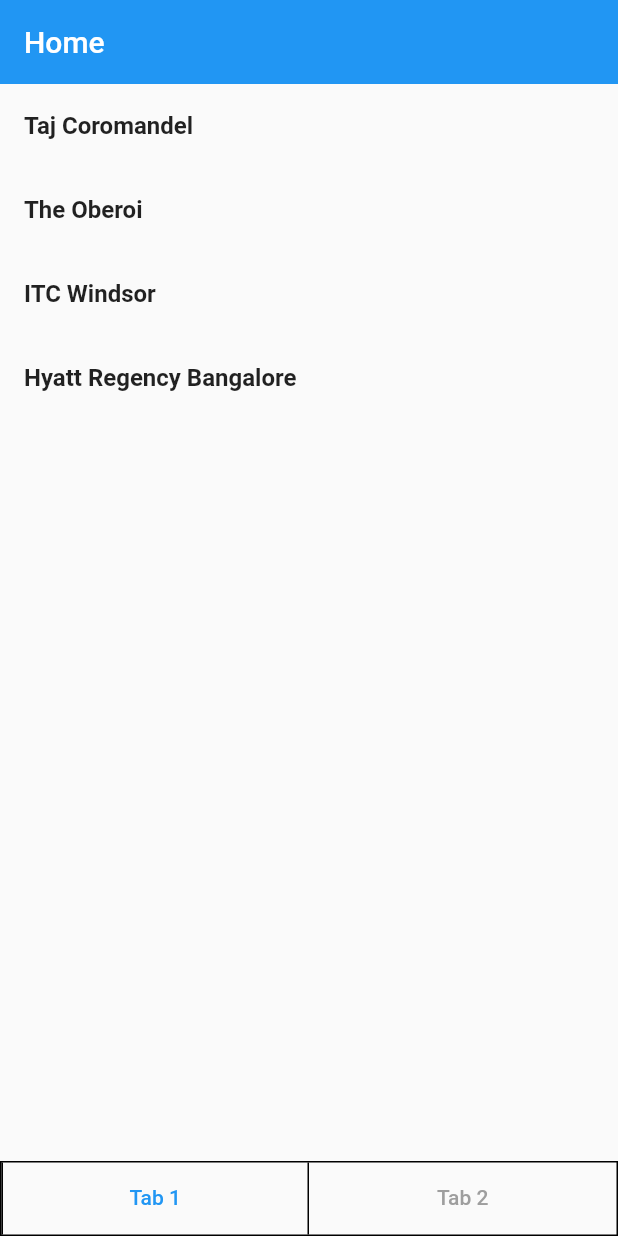
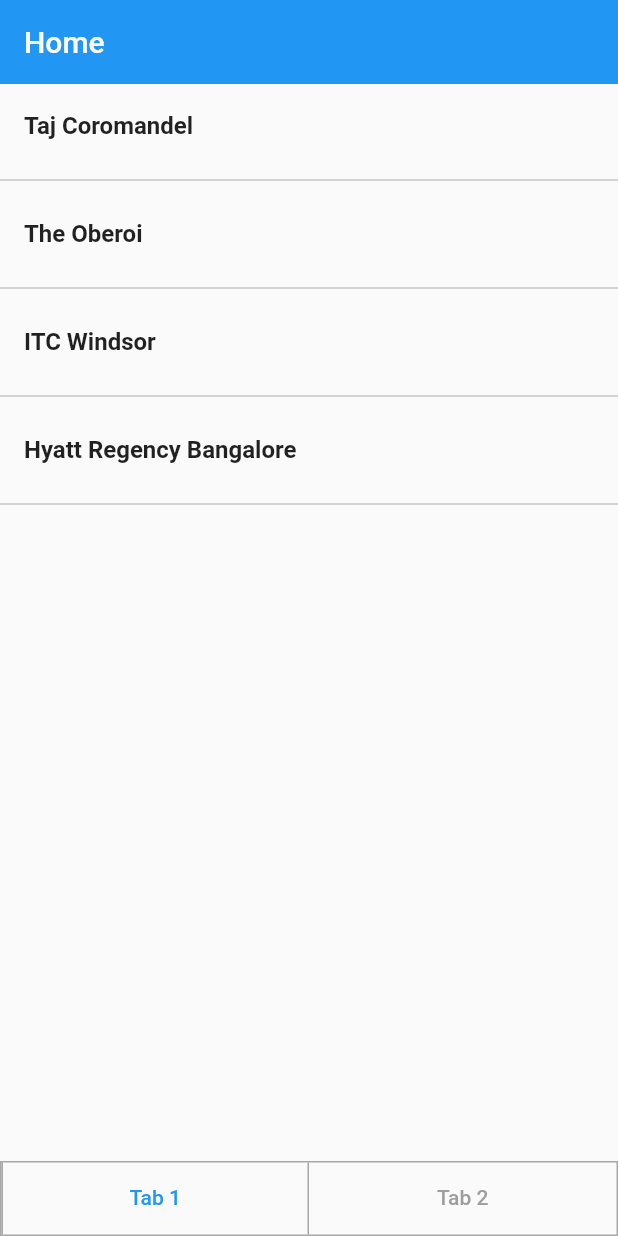
Before and after one commit to n1h41/masala_box, a Flutter app: the screen it shows after launch, on a phone screen of 412 x 824 dp. Run offline on Flutter 3.47's test engine with Material 2 defaults, Android fonts, the phone set to English and light mode, and no system bars; our stand-ins replace dartz, flutter_hooks, flutter_screenutil, freezed_annotation, get, hooks_riverpod and 1 more; generated files the repository leaves out were written again.

Commit message:
added the git repo link to readme, added separator for the listview, changed tabbar border color

```diff
--- a/lib/feautres/home/presentation/views/home_view.dart
+++ b/lib/feautres/home/presentation/views/home_view.dart
@@ -52,15 +52,23 @@
         ],
       ),
       bottomNavigationBar: Container(
-        decoration: BoxDecoration(border: Border.all(color: Colors.black)),
+        decoration: BoxDecoration(
+          border: Border.all(
+            color: Colors.grey.withOpacity(0.9),
+          ),
+        ),
         child: TabBar(
           dividerColor: Colors.black,
           controller: tabController,
           overlayColor: MaterialStateProperty.all(Colors.lightBlueAccent),
-          indicator: const BoxDecoration(
+          indicator: BoxDecoration(
             border: Border(
-              left: BorderSide(color: Colors.black),
-              right: BorderSide(color: Colors.black),
+              left: BorderSide(
+                color: Colors.grey.withOpacity(0.9),
+              ),
+              right: BorderSide(
+                color: Colors.grey.withOpacity(0.9),
+              ),
             ),
           ),
           labelColor: Colors.blue,
--- a/lib/feautres/home/presentation/widgets/first_tab_widget.dart
+++ b/lib/feautres/home/presentation/widgets/first_tab_widget.dart
@@ -1,4 +1,5 @@
 import 'package:flutter/material.dart';
+import 'package:flutter_screenutil/flutter_screenutil.dart';
 import 'package:get/get.dart';
 import 'package:hooks_riverpod/hooks_riverpod.dart';
 import 'package:masala_box/feautres/home/domain/entities/restaurant_entity.dart';
@@ -11,9 +12,16 @@
 
   @override
   Widget build(BuildContext context, WidgetRef ref) {
-    return ListView.builder(
+    return ListView.separated(
+      separatorBuilder: (context, index) => Divider(
+        color: Colors.grey.withOpacity(0.5),
+        thickness: 1.w,
+      ),
       itemCount: restaurant.length,
-      itemBuilder: (_, index) => ListTile(
+      itemBuilder: (_, index) => index == restaurant.length - 1
+          ? Column(
+              children: [
+                ListTile(
                   title: Text(
                     restaurant[index].name,
                     style: Theme.of(context)
@@ -22,7 +30,27 @@
                         ?.copyWith(fontWeight: FontWeight.bold),
                   ),
                   onTap: () {
-          Get.toNamed(ScreenTwoView.routeName, arguments: restaurant[index]);
+                    Get.toNamed(ScreenTwoView.routeName,
+                        arguments: restaurant[index]);
+                  },
+                ),
+                Divider(
+                  color: Colors.grey.withOpacity(0.5),
+                  thickness: 1.w,
+                )
+              ],
+            )
+          : ListTile(
+              title: Text(
+                restaurant[index].name,
+                style: Theme.of(context)
+                    .textTheme
+                    .titleMedium
+                    ?.copyWith(fontWeight: FontWeight.bold),
+              ),
+              onTap: () {
+                Get.toNamed(ScreenTwoView.routeName,
+                    arguments: restaurant[index]);
               },
             ),
     );
--- a/pubspec.yaml
+++ b/pubspec.yaml
@@ -39,3 +39,4 @@
 
 scripts:
   watch: dart run build_runner watch --delete-conflicting-outputs
+  build: flutter build apk --split-per-abi
```
Also changed, not shown: 2 other files. Lines whose indentation alone changed are shown as unchanged.
